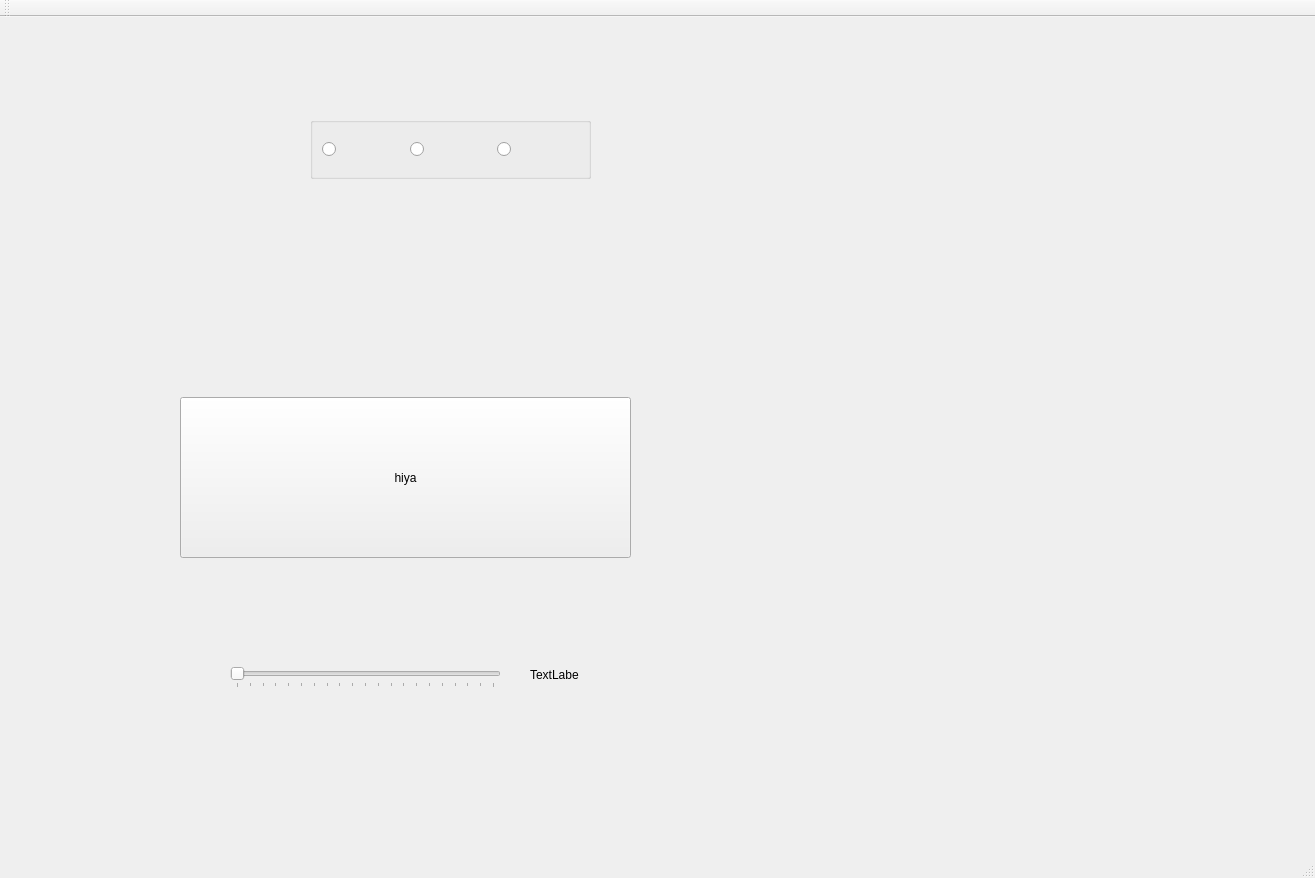
The window that ui/main_window.ui (teuncm/wormenpracticum) describes before a commit, drawn with Qt 5.
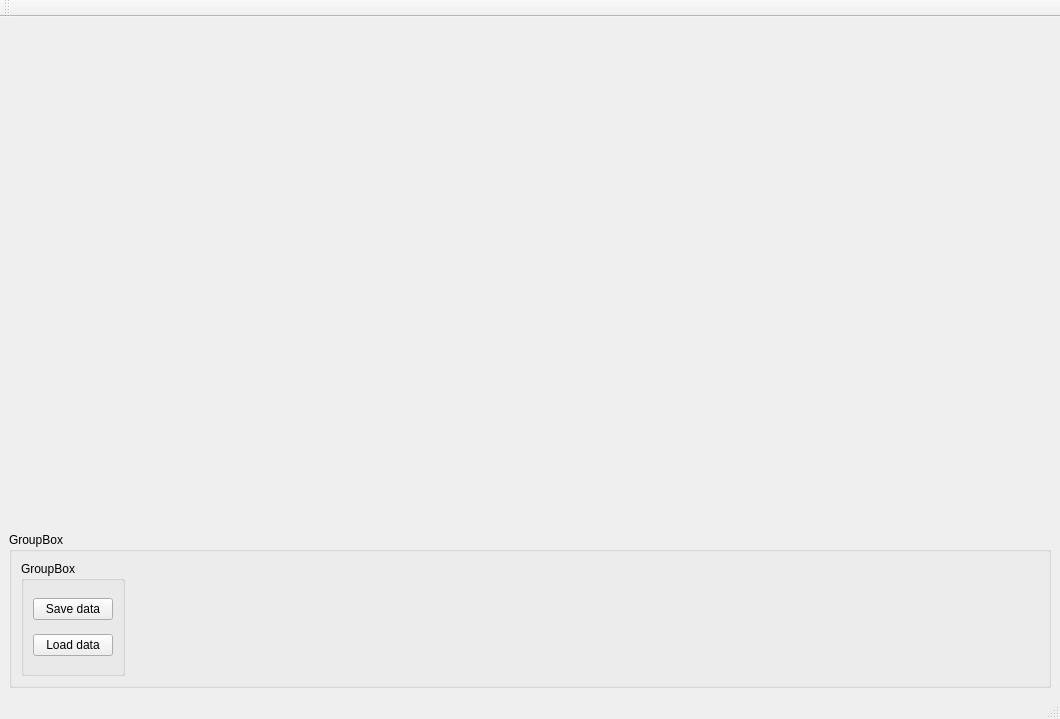
The same window after the commit.

Commit message: Add plot and data loading function

Patch:
```diff
--- a/ui/main_window.ui
+++ b/ui/main_window.ui
@@ -6,107 +6,74 @@
    <rect>
     <x>0</x>
     <y>0</y>
-    <width>1315</width>
-    <height>878</height>
+    <width>1060</width>
+    <height>719</height>
    </rect>
   </property>
   <property name="windowTitle">
    <string>MainWindow</string>
   </property>
   <widget class="QWidget" name="centralwidget">
-   <widget class="QPushButton" name="pushButton">
-    <property name="geometry">
-     <rect>
-      <x>180</x>
-      <y>380</y>
-      <width>451</width>
-      <height>161</height>
-     </rect>
-    </property>
-    <property name="text">
-     <string>hiya</string>
-    </property>
-   </widget>
-   <widget class="QSlider" name="slider1">
-    <property name="geometry">
-     <rect>
-      <x>230</x>
-      <y>650</y>
-      <width>271</width>
-      <height>21</height>
-     </rect>
-    </property>
-    <property name="maximum">
-     <number>100</number>
-    </property>
-    <property name="pageStep">
-     <number>1</number>
-    </property>
-    <property name="orientation">
-     <enum>Qt::Orientation::Horizontal</enum>
-    </property>
-    <property name="tickPosition">
-     <enum>QSlider::TickPosition::TicksBelow</enum>
-    </property>
-    <property name="tickInterval">
-     <number>5</number>
-    </property>
-   </widget>
-   <widget class="QLabel" name="slider1Label">
-    <property name="geometry">
-     <rect>
-      <x>530</x>
-      <y>650</y>
-      <width>49</width>
-      <height>16</height>
-     </rect>
-    </property>
-    <property name="text">
-     <string>TextLabel</string>
-    </property>
-   </widget>
-   <widget class="QGroupBox" name="groupBox">
-    <property name="enabled">
-     <bool>true</bool>
-    </property>
-    <property name="geometry">
-     <rect>
-      <x>310</x>
-      <y>100</y>
-      <width>281</width>
-      <height>62</height>
-     </rect>
+   <layout class="QVBoxLayout" name="verticalLayout">
+    <item>
+     <widget class="QWidget" name="plotContainer" native="true">
+      <property name="minimumSize">
+       <size>
+        <width>0</width>
+        <height>500</height>
+       </size>
     </property>
     <property name="autoFillBackground">
-     <bool>false</bool>
-    </property>
+       <bool>true</bool>
+      </property>
+     </widget>
+    </item>
+    <item>
+     <widget class="QGroupBox" name="groupBox_2">
     <property name="title">
-     <string/>
+       <string>GroupBox</string>
     </property>
     <layout class="QHBoxLayout" name="horizontalLayout">
      <item>
-      <widget class="QRadioButton" name="radioButton_2">
+        <widget class="QGroupBox" name="groupBox">
+         <property name="title">
+          <string>GroupBox</string>
+         </property>
+         <layout class="QVBoxLayout" name="verticalLayout_2">
+          <item>
+           <widget class="QPushButton" name="saveButton">
        <property name="text">
-        <string/>
+             <string>Save data</string>
        </property>
       </widget>
      </item>
      <item>
-      <widget class="QRadioButton" name="radioButton_3">
+           <widget class="QPushButton" name="loadButton">
        <property name="text">
-        <string/>
+             <string>Load data</string>
        </property>
       </widget>
      </item>
+         </layout>
+        </widget>
+       </item>
      <item>
-      <widget class="QRadioButton" name="radioButton">
-       <property name="text">
-        <string/>
-       </property>
-      </widget>
+        <spacer name="horizontalSpacer">
+         <property name="orientation">
+          <enum>Qt::Orientation::Horizontal</enum>
+         </property>
+         <property name="sizeHint" stdset="0">
+          <size>
+           <width>40</width>
+           <height>20</height>
+          </size>
+         </property>
+        </spacer>
      </item>
     </layout>
    </widget>
+    </item>
+   </layout>
   </widget>
   <widget class="QStatusBar" name="statusbar"/>
   <widget class="QMenuBar" name="menuBar">
```
Left out of the diff: 21 changed lines with no effect on the pictures. Lines whose indentation alone changed are shown as unchanged. The commit also changes 3 other files.
